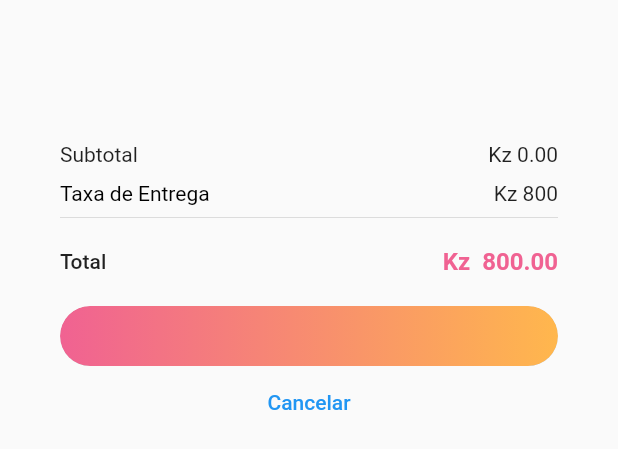
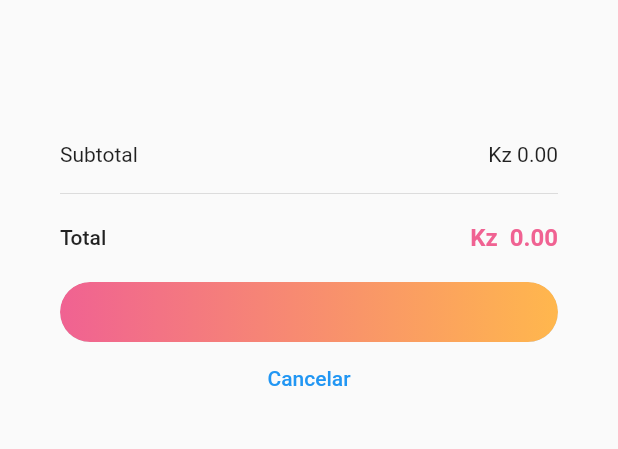
Before and after one commit to eliezerantonio/pastelaria_express, a Flutter app: the PriceCard widget shown alone on an empty page, opened directly with empty values, on a phone screen of 412 x 824 dp. Shown: the top 449 px of the screen. Run offline on Flutter 3.47's test engine with Material 2 defaults, Android fonts, the phone set to English and light mode, and no system bars; our stand-ins replace animate_do, cached_network_image, carousel_slider, cloud_firestore, firebase_auth, firebase_core and 4 more; missing offline and left inert: clipboard; accounts and stored records are empty.

Commit message:
add taxa

```diff
--- a/lib/components/price_card.dart
+++ b/lib/components/price_card.dart
@@ -5,20 +5,23 @@ import 'package:provider/provider.dart';
 import '../models/cart/cart_manager.dart';
 
 class PriceCard extends StatelessWidget {
-  const PriceCard(
-      {this.buttonText, this.onPressed, this.timeDelivery, this.userChoice});
+  PriceCard({
+    this.buttonText,
+    this.onPressed,
+    this.timeDelivery,
+    this.received = false,
+  });
 
   final String buttonText;
   final VoidCallback onPressed;
   final String timeDelivery;
-  final String userChoice;
+  bool received;
 
   @override
   Widget build(BuildContext context) {
     final cartManager = context.watch<CartManager>();
     final productPrice = cartManager.productsPrice;
-    final totalPrice = cartManager.totalPrice;
-    final serviceCharge = cartManager.serviceCharge;
+    num totalPrice = cartManager.totalPrice+=received?1000:0;
 
     return Padding(
       padding: const EdgeInsets.fromLTRB(20, 80, 20, 20),
@@ -35,16 +38,18 @@ class PriceCard extends StatelessWidget {
               ],
             ),
             const SizedBox(height: 10),
+            if (received) ...[
               Row(
                 mainAxisAlignment: MainAxisAlignment.spaceBetween,
-              children: [
-                const Text(
+                children: const [
+                  Text(
                     "Taxa de Entrega",
                     style: TextStyle(color: Colors.black),
                   ),
-                Text("Kz " + serviceCharge.toString()),
+                  Text("Kz 1000"),
                 ],
               ),
+            ],
             const Divider(),
             const SizedBox(height: 12),
             Row(
--- a/lib/models/cart/cart_manager.dart
+++ b/lib/models/cart/cart_manager.dart
@@ -13,20 +13,21 @@ class CartManager extends ChangeNotifier {
   UserModel user;
 
   num productsPrice = 0.0;
-  num _serviceCharge = 0.0;
 
   num get totalPrice {
     num price = 0.0;
-    price = productsPrice + (serviceCharge ?? 0);
+    price = productsPrice;
 
     return price;
   }
 
-  num get serviceCharge {
-    _serviceCharge = 800;
+  set totalPrice(num value) {
+    productsPrice = 0.0;
+    productsPrice = value;
 
-    return _serviceCharge;
+    notifyListeners();
   }
+
 //  num get totalPrice => productsPrice + (deliveryPrice ?? 0);
 
   bool _loading = false;
@@ -37,7 +38,7 @@ class CartManager extends ChangeNotifier {
   // ignore: unnecessary_getters_setters
   set loading(bool value) {
     _loading = value;
-    // notifyListeners();
+    notifyListeners();
   }
 
   final FirebaseFirestore firestore = FirebaseFirestore.instance;
--- a/lib/models/order/orders_manager.dart
+++ b/lib/models/order/orders_manager.dart
@@ -10,6 +10,7 @@ class OrdersManager extends ChangeNotifier {
   OrdersManager();
   UserModel user;
   List<Order> orders = [];
+
 
   var formatter = DateFormat('yyyy-MM-dd');
   var monthFormatter = DateFormat('yyyy-MM');
```
Also changed, not shown: lib/screens/checkout/checkout_screen.dart (+52 -2 lines). Lines whose indentation alone changed are shown as unchanged.
